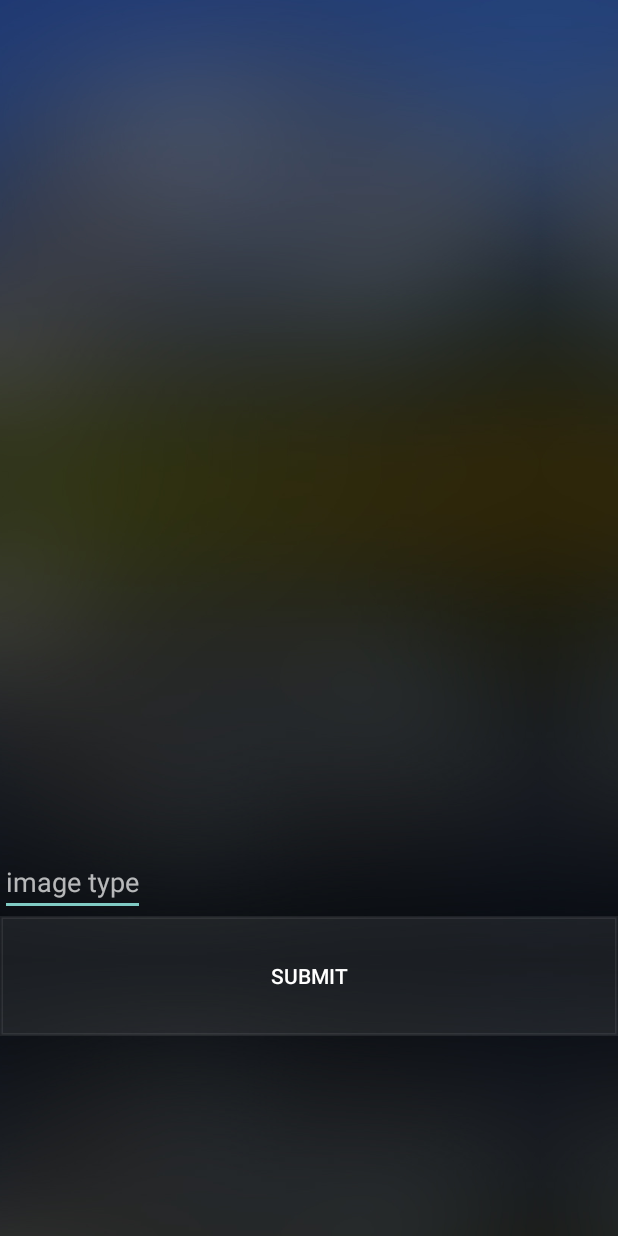
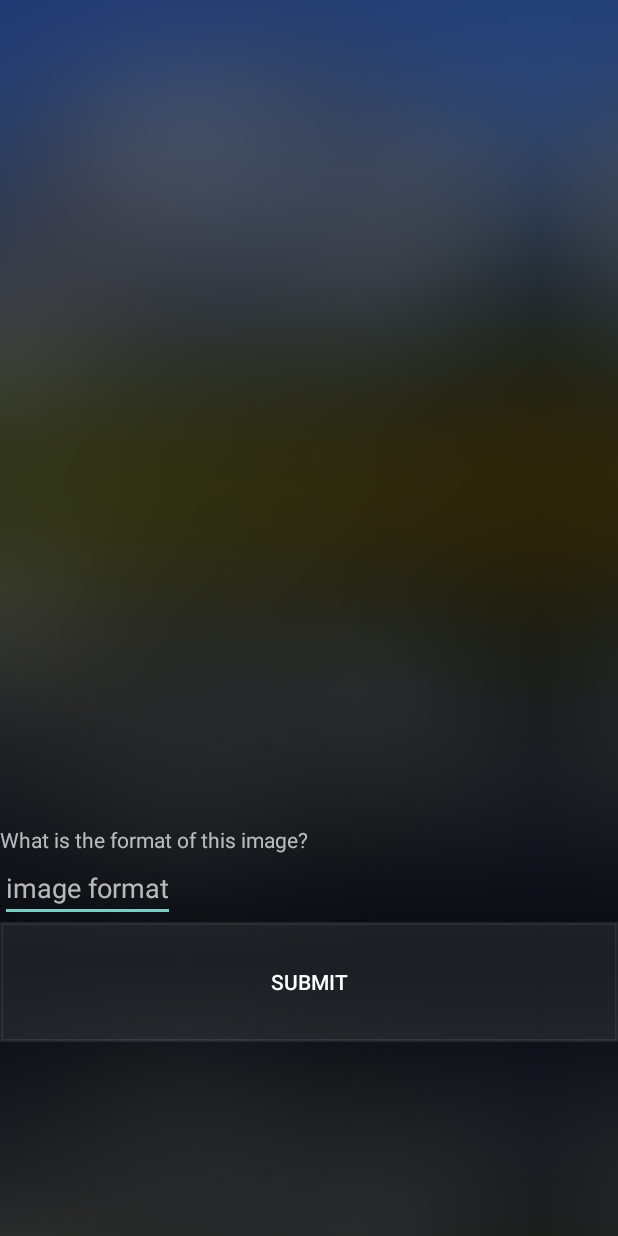
Before and after one commit to jasta/stetho-game, an Android app: the layout image_type_question.xml on its own in the app's theme, with its tools: preview values and no code run, on a phone screen of 412 x 824 dp. Run offline under Robolectric (Android 15) with nearby library versions, the phone set to English and light mode, and no system bars.

```diff
--- a/app/src/main/java/org/devtcg/stethogame/MainActivity.java
+++ b/app/src/main/java/org/devtcg/stethogame/MainActivity.java
@@ -19,8 +19,8 @@ public class MainActivity extends AppCompatActivity {
           Question1.class,
           Question2.class,
           QuestionListView.class,
-          ImageTypeQuestion.class,
-          QuestionTopScore.class
+          QuestionTopScore.class,
+          ImageTypeQuestion.class
       };
 
   @Bind(R.id.pager) ViewPager mPager;
--- a/app/src/main/res/layout/image_type_question.xml
+++ b/app/src/main/res/layout/image_type_question.xml
@@ -11,11 +11,16 @@
       android:id="@+id/imageView"
       android:layout_weight="0.81"/>
 
+  <TextView
+      android:layout_width="match_parent"
+      android:layout_height="wrap_content"
+      android:text="What is the format of this image?"/>
+
   <EditText
     style="@style/Base.Widget.AppCompat.EditText"
     android:id="@+id/answer_text"
     android:layout_width="wrap_content"
-    android:hint="image type"
+    android:hint="image format"
     android:layout_height="wrap_content"/>
 
   <Button
```
Also changed, not shown: app/src/main/java/org/devtcg/stethogame/ImageTypeQuestion.java (+18 -2 lines), app/src/main/java/org/devtcg/stethogame/StethoGameApplication.java (+14 -0 lines).
